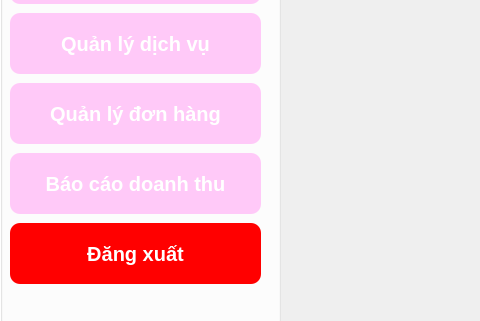
Before: the Qt Designer form TrangChu.ui in XuanManh9999/Project-Python-II, drawn with Qt 5; both pictures show x 0 to 480 and y 407 to 728 of the 1081 by 728 pixel window.
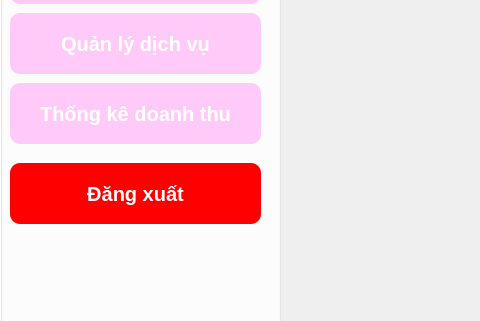
After: the same form once the commit is applied. Icons and pictures are not drawn.

```diff
--- a/TrangChu.ui
+++ b/TrangChu.ui
@@ -188,40 +188,14 @@
 }</string>
      </property>
      <property name="text">
-      <string>Quản lý đơn hàng</string>
-     </property>
-    </widget>
-    <widget class="QPushButton" name="btnBaoCao">
-     <property name="geometry">
-      <rect>
-       <x>10</x>
-       <y>560</y>
-       <width>251</width>
-       <height>61</height>
-      </rect>
-     </property>
-     <property name="styleSheet">
-      <string notr="true">QPushButton{
-	font-size: 20px;
-    border-radius: 10px;
-	background-color: rgb(255, 201, 248);
-	color:rgb(255, 255, 255);
-	font-weight: bold;
-}
-QPushButton:hover{
-	background-color: rgb(0, 170, 255);
-	cursor: pointer;
-}</string>
-     </property>
-     <property name="text">
-      <string>Báo cáo doanh thu</string>
+      <string>Thống kê doanh thu</string>
      </property>
     </widget>
     <widget class="QPushButton" name="btnDangXuat">
      <property name="geometry">
       <rect>
        <x>10</x>
-       <y>630</y>
+       <y>570</y>
        <width>251</width>
        <height>61</height>
       </rect>
```
